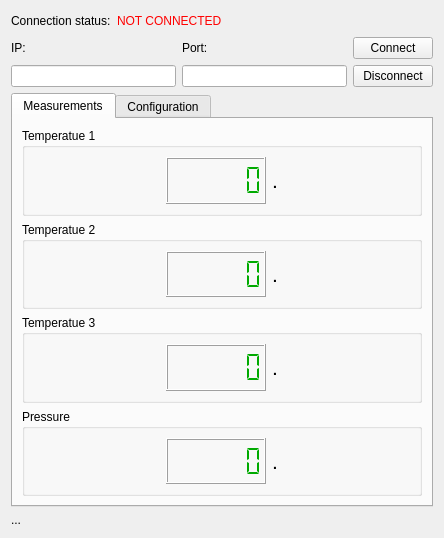
Above: client_gui/forms/piweather.ui from m-fila/ELITPCdcs before the change. Below: the same form after it.
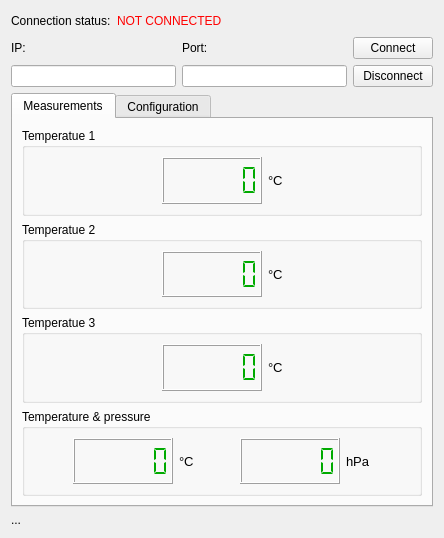
That is the form after the change.

```diff
--- a/client_gui/forms/piweather.ui
+++ b/client_gui/forms/piweather.ui
@@ -227,11 +227,11 @@
            <widget class="QLabel" name="label_3">
             <property name="font">
              <font>
-              <pointsize>16</pointsize>
+              <pointsize>10</pointsize>
              </font>
             </property>
             <property name="text">
-             <string>.</string>
+             <string>°C</string>
             </property>
            </widget>
           </item>
@@ -327,11 +327,11 @@
            <widget class="QLabel" name="label_4">
             <property name="font">
              <font>
-              <pointsize>16</pointsize>
+              <pointsize>10</pointsize>
              </font>
             </property>
             <property name="text">
-             <string>.</string>
+             <string>°C</string>
             </property>
            </widget>
           </item>
@@ -427,11 +427,11 @@
            <widget class="QLabel" name="label_6">
             <property name="font">
              <font>
-              <pointsize>16</pointsize>
+              <pointsize>10</pointsize>
              </font>
             </property>
             <property name="text">
-             <string>.</string>
+             <string>°C</string>
             </property>
            </widget>
           </item>
@@ -454,7 +454,7 @@
        <item>
         <widget class="QGroupBox" name="groupBox_3">
          <property name="title">
-          <string>Pressure</string>
+          <string>Temperature &amp;&amp; pressure</string>
          </property>
          <layout class="QHBoxLayout" name="horizontalLayout_5">
           <item>
@@ -527,11 +527,11 @@
            <widget class="QLabel" name="label_5">
             <property name="font">
              <font>
-              <pointsize>16</pointsize>
+              <pointsize>10</pointsize>
              </font>
             </property>
             <property name="text">
-             <string>.</string>
+             <string>°C</string>
             </property>
            </widget>
           </item>
@@ -548,6 +548,84 @@
             </property>
            </spacer>
           </item>
+          <item>
+           <widget class="QLCDNumber" name="pressureDisplay">
+            <property name="minimumSize">
+             <size>
+              <width>100</width>
+              <height>40</height>
+             </size>
+            </property>
+            <property name="palette">
+             <palette>
+              <active>
+               <colorrole role="WindowText">
+                <brush brushstyle="SolidPattern">
+                 <color alpha="255">
+                  <red>0</red>
+                  <green>170</green>
+                  <blue>0</blue>
+                 </color>
+                </brush>
+               </colorrole>
+              </active>
+              <inactive>
+               <colorrole role="WindowText">
+                <brush brushstyle="SolidPattern">
+                 <color alpha="255">
+                  <red>0</red>
+                  <green>170</green>
+                  <blue>0</blue>
+                 </color>
+                </brush>
+               </colorrole>
+              </inactive>
+              <disabled>
+               <colorrole role="WindowText">
+                <brush brushstyle="SolidPattern">
+                 <color alpha="255">
+                  <red>159</red>
+                  <green>158</green>
+                  <blue>158</blue>
+                 </color>
+                </brush>
+               </colorrole>
+              </disabled>
+             </palette>
+            </property>
+            <property name="digitCount">
+             <number>6</number>
+            </property>
+            <property name="segmentStyle">
+             <enum>QLCDNumber::Flat</enum>
+            </property>
+           </widget>
+          </item>
+          <item>
+           <widget class="QLabel" name="label_8">
+            <property name="font">
+             <font>
+              <pointsize>10</pointsize>
+             </font>
+            </property>
+            <property name="text">
+             <string>hPa</string>
+            </property>
+           </widget>
+          </item>
+          <item>
+           <spacer name="horizontalSpacer_18">
+            <property name="orientation">
+             <enum>Qt::Horizontal</enum>
+            </property>
+            <property name="sizeHint" stdset="0">
+             <size>
+              <width>40</width>
+              <height>20</height>
+             </size>
+            </property>
+           </spacer>
+          </item>
          </layout>
         </widget>
        </item>
```
Left out of the diff: 16 changed lines with no effect on the pictures.
